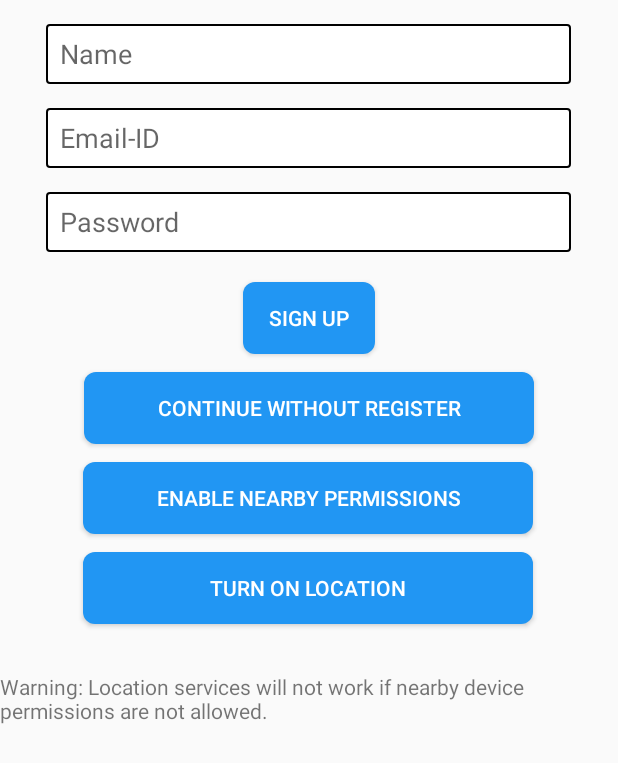
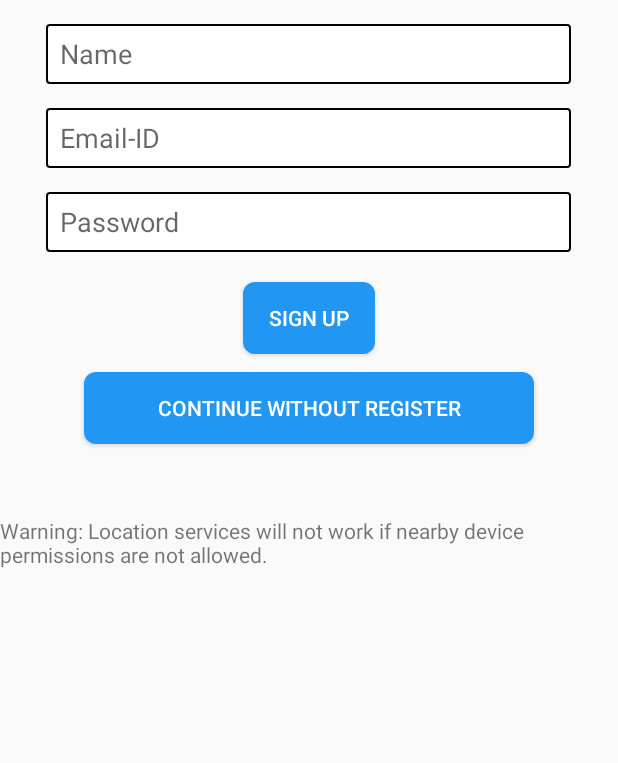
Before and after one commit to avinash-developer/NavIndoor, an Android app: the screen it shows after launch (RegisterActivity), on a phone screen of 412 x 824 dp. Shown: the top 763 px of the screen. Run offline under Robolectric (Android 15) with nearby library versions, the phone set to English and light mode, and no system bars; libraries missing offline, so code that uses them is left out: com.amazonaws.mobileconnectors, com.amazonaws.regions, com.amazonaws.services; 1 statement that could not run was skipped.

Commit message:
Prototype V1 Ready

```diff
--- a/app/src/main/java/com/example/navindoor/RegisterActivity.kt
+++ b/app/src/main/java/com/example/navindoor/RegisterActivity.kt
@@ -1,18 +1,24 @@
 package com.example.navindoor
 
+import android.Manifest
 import android.content.Context
 import android.content.Intent
 import android.content.SharedPreferences
+import android.content.pm.PackageManager
+import android.location.LocationManager
 import android.net.Uri
 import android.os.Bundle
+import android.provider.Settings
 import android.widget.Button
 import android.widget.EditText
 import android.widget.Toast
+import androidx.appcompat.app.AlertDialog
 import androidx.appcompat.app.AppCompatActivity
+import androidx.core.app.ActivityCompat
 import com.amazonaws.mobileconnectors.cognitoidentityprovider.CognitoUser
 import com.amazonaws.mobileconnectors.cognitoidentityprovider.handlers.SignUpHandler
 import com.amazonaws.services.cognitoidentityprovider.model.SignUpResult
-import android.provider.Settings
+
 
 class RegisterActivity : AppCompatActivity() {
     private lateinit var sharedPreferences: SharedPreferences
@@ -30,26 +36,36 @@ class RegisterActivity : AppCompatActivity() {
             return
         }
 
+        // Check if it's the first time opening the register activity
+        if (!isPermissionsGranted()) {
+            // Show the permissions dialog
+            showPermissionsDialog()
+        }
+
         val signUpButton: Button = findViewById(R.id.signUpButton)
         val usernameEditText: EditText = findViewById(R.id.usernameEditText)
         val passwordEditText: EditText = findViewById(R.id.passwordEditText)
         val nameEditText: EditText = findViewById(R.id.nameEditText)
-        val enableNearbyPermissionsButton: Button = findViewById(R.id.enableNearbyPermissionsButton)
+     //   val enableNearbyPermissionsButton: Button = findViewById(R.id.enableNearbyPermissionsButton)
         val continueWithoutRegisterButton: Button = findViewById(R.id.continueWithoutRegisterButton)
-        val turnOnLocationButton: Button = findViewById(R.id.turnOnLocationButton)
+    //    val turnOnLocationButton: Button = findViewById(R.id.turnOnLocationButton)
 
         continueWithoutRegisterButton.setOnClickListener {
-            startActivity(Intent(this@RegisterActivity, MainActivity::class.java))
-            finish()
+            if (isPermissionsGranted()) {
+                navigateToMainActivity()
+            } else {
+                // Show permissions dialog if permissions are not granted
+                showPermissionsDialog()
+            }
         }
 
-        enableNearbyPermissionsButton.setOnClickListener {
-            // Open the app settings screen
-            val intent = Intent(Settings.ACTION_APPLICATION_DETAILS_SETTINGS)
-            val uri = Uri.fromParts("package", packageName, null)
-            intent.data = uri
-            startActivity(intent)
-        }
+//        enableNearbyPermissionsButton.setOnClickListener {
+//            // Open the app settings screen
+//            val intent = Intent(Settings.ACTION_APPLICATION_DETAILS_SETTINGS)
+//            val uri = Uri.fromParts("package", packageName, null)
+//            intent.data = uri
+//            startActivity(intent)
+//        }
 
         signUpButton.setOnClickListener {
             val username = usernameEditText.text.toString()
@@ -67,8 +83,12 @@ class RegisterActivity : AppCompatActivity() {
 
                     runOnUiThread {
                         Toast.makeText(applicationContext, "Data saved", Toast.LENGTH_SHORT).show()
-                        startActivity(Intent(this@RegisterActivity, MainActivity::class.java))
-                        finish()
+                        if (isPermissionsGranted()) {
+                            navigateToMainActivity()
+                        } else {
+                            // Show permissions dialog if permissions are not granted
+                            showPermissionsDialog()
+                        }
                     }
                 }
 
@@ -80,16 +100,81 @@ class RegisterActivity : AppCompatActivity() {
                 }
             })
         }
-        turnOnLocationButton.setOnClickListener {
-            // Open the location settings screen
-            val intent = Intent(Settings.ACTION_LOCATION_SOURCE_SETTINGS)
-            startActivity(intent)
-        }
+//        turnOnLocationButton.setOnClickListener {
+//            // Open the location settings screen
+//            val intent = Intent(Settings.ACTION_LOCATION_SOURCE_SETTINGS)
+//            startActivity(intent)
+//        }
 
 
+    }
+    private fun showPermissionsDialog() {
+        val dialog = AlertDialog.Builder(this)
+        dialog.setTitle("Permissions Required")
+            .setMessage("To use this app, you need to enable nearby permissions and turn on location.")
+            .setPositiveButton("Enable Nearby Permissions") { dialog, _ ->
+                openAppSettings()
+                dialog.dismiss()
+            }
+            .setNegativeButton("Turn On Location") { dialog, _ ->
+                openLocationSettings()
+                dialog.dismiss()
+            }
+            .setCancelable(false)
+            .show()
+    }
+
+    private fun openAppSettings() {
+        val intent = Intent(Settings.ACTION_APPLICATION_DETAILS_SETTINGS)
+        val uri = Uri.fromParts("package", packageName, null)
+        intent.data = uri
+        startActivity(intent)
+    }
+
+    private fun openLocationSettings() {
+        val intent = Intent(Settings.ACTION_LOCATION_SOURCE_SETTINGS)
+        startActivity(intent)
+    }
+
+    private fun isNearbyPermissionsGranted(): Boolean {
+        val bluetoothPermission = ActivityCompat.checkSelfPermission(
+            this,
+            Manifest.permission.BLUETOOTH
+        ) == PackageManager.PERMISSION_GRANTED
+
+        val bluetoothAdminPermission = ActivityCompat.checkSelfPermission(
+            this,
+            Manifest.permission.BLUETOOTH_ADMIN
+        ) == PackageManager.PERMISSION_GRANTED
+
+        val fineLocationPermission = ActivityCompat.checkSelfPermission(
+            this,
+            Manifest.permission.ACCESS_FINE_LOCATION
+        ) == PackageManager.PERMISSION_GRANTED
+        val coarseLocationPermission = ActivityCompat.checkSelfPermission(
+            this,
+            Manifest.permission.ACCESS_COARSE_LOCATION
+        ) == PackageManager.PERMISSION_GRANTED
+
+        return bluetoothPermission && bluetoothAdminPermission && fineLocationPermission && coarseLocationPermission
+    }
+
+
+    private fun isPermissionsGranted(): Boolean {
+        val locationManager = getSystemService(Context.LOCATION_SERVICE) as? LocationManager
+        val locationEnabled = locationManager?.isProviderEnabled(LocationManager.GPS_PROVIDER) ?: false
+        val nearbyPermissionsGranted = isNearbyPermissionsGranted()
+
+        return locationEnabled && nearbyPermissionsGranted
+
+    }
+    private fun navigateToMainActivity() {
+        startActivity(Intent(this@RegisterActivity, MainActivity::class.java))
+        finish()
     }
 
 
 
 
+
 }
--- a/app/src/main/res/layout/activity_register.xml
+++ b/app/src/main/res/layout/activity_register.xml
@@ -72,19 +72,7 @@
         app:layout_constraintStart_toStartOf="parent"
         app:layout_constraintTop_toBottomOf="@+id/signUpButton" />
 
-    <!-- Button to enable nearby permissions -->
-    <Button
-        android:id="@+id/enableNearbyPermissionsButton"
-        android:layout_width="300dp"
-        android:layout_height="wrap_content"
-        android:layout_marginTop="12dp"
-        android:background="@drawable/button_background"
-        android:text="Enable Nearby Permissions"
-        android:textColor="@android:color/white"
-        app:layout_constraintEnd_toEndOf="parent"
-        app:layout_constraintHorizontal_bias="0.495"
-        app:layout_constraintStart_toStartOf="parent"
-        app:layout_constraintTop_toBottomOf="@+id/continueWithoutRegisterButton" />
+
 
     <!-- Text warning for nearby permissions -->
 
@@ -93,24 +81,12 @@
         android:id="@+id/nearbyPermissionWarningTextView"
         android:layout_width="wrap_content"
         android:layout_height="wrap_content"
-        android:layout_marginTop="140dp"
+        android:layout_marginTop="48dp"
         android:text="Warning: Location services will not work if nearby device permissions are not allowed."
         app:layout_constraintEnd_toEndOf="parent"
         app:layout_constraintHorizontal_bias="0.0"
         app:layout_constraintStart_toStartOf="parent"
-        app:layout_constraintTop_toTopOf="@+id/enableNearbyPermissionsButton" />
+        app:layout_constraintTop_toBottomOf="@+id/continueWithoutRegisterButton" />
 
-    <Button
-        android:id="@+id/turnOnLocationButton"
-        android:layout_width="300dp"
-        android:layout_height="wrap_content"
-        android:layout_marginTop="12dp"
-        android:background="@drawable/button_background"
-        android:text="Turn On Location"
-        android:textColor="@android:color/white"
-        app:layout_constraintEnd_toEndOf="parent"
-        app:layout_constraintHorizontal_bias="0.495"
-        app:layout_constraintStart_toStartOf="parent"
-        app:layout_constraintTop_toBottomOf="@+id/enableNearbyPermissionsButton" />
 
 </androidx.constraintlayout.widget.ConstraintLayout>
```
